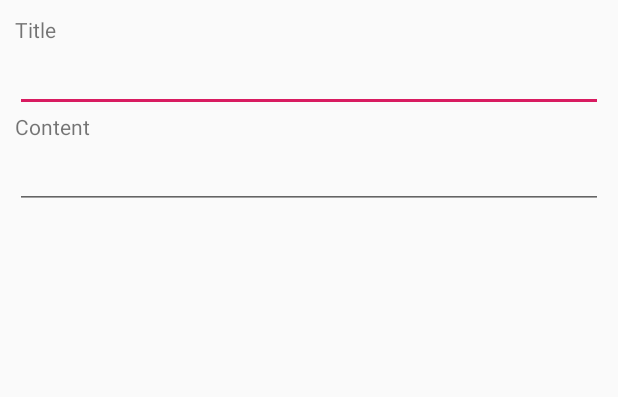
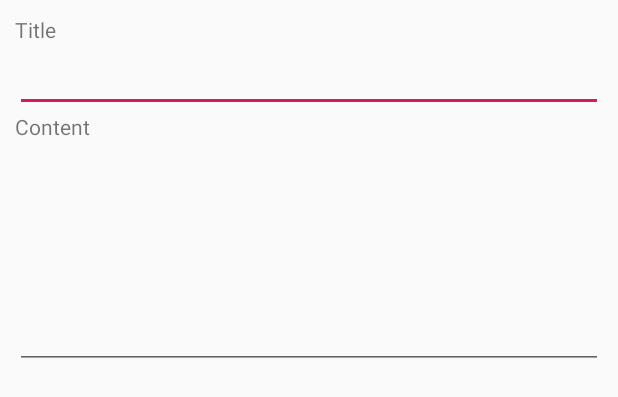
Before and after one commit to Ludvins/KotlinTodoApp, an Android app: the layout note_dialog.xml on its own in the app's theme, with its tools: preview values and no code run, on a phone screen of 412 x 824 dp. Shown: the top 397 px of the screen. Run offline under Robolectric (Android 15) with nearby library versions, the phone set to English and light mode, and no system bars.

Commit message:
Changed ArrayAdapter to a custom one (NoteAdapter). Note's content is now visible from the main activity.

```diff
--- a/app/src/main/java/com/example/kotlintodo/MainActivity.kt
+++ b/app/src/main/java/com/example/kotlintodo/MainActivity.kt
@@ -11,11 +11,10 @@ import kotlinx.android.synthetic.main.content_main.*
 import android.content.ContentValues
 
 
-
 class MainActivity : AppCompatActivity(){
 
     private val notesList = mutableListOf<Note>()
-    private var listAdapter: ArrayAdapter<Note>? = null
+    private var listAdapter: NoteAdapter? = null
 
     override fun onCreate(savedInstanceState: Bundle?) {
         super.onCreate(savedInstanceState)
@@ -23,7 +22,7 @@ class MainActivity : AppCompatActivity(){
         setSupportActionBar(toolbar)
 
         val mainList = list_view
-        listAdapter = ArrayAdapter(this, android.R.layout.simple_list_item_1, notesList)
+        listAdapter = NoteAdapter(this, notesList)
         mainList.adapter = listAdapter
 
         mainList.onItemClickListener = AdapterView.OnItemClickListener { _, _, position, _ ->
@@ -60,7 +59,7 @@ class MainActivity : AppCompatActivity(){
     private fun showNewNoteDialog() {
         val dialogBuilder = AlertDialog.Builder(this)
         val inflater = this.layoutInflater
-        val dialogView = inflater.inflate(R.layout.custom_dialog, null)
+        val dialogView = inflater.inflate(R.layout.note_dialog, null)
         dialogBuilder.setView(dialogView)
 
         val noteTitle = dialogView.findViewById<EditText>(R.id.title)
@@ -97,7 +96,7 @@ class MainActivity : AppCompatActivity(){
     private fun showEditNoteDialog(note: Note) {
         val dialogBuilder = AlertDialog.Builder(this)
         val inflater = this.layoutInflater
-        val dialogView = inflater.inflate(R.layout.custom_dialog, null)
+        val dialogView = inflater.inflate(R.layout.note_dialog, null)
         dialogBuilder.setView(dialogView)
 
         val noteTitle = dialogView.findViewById<EditText>(R.id.title)
--- a/app/src/main/java/com/example/kotlintodo/Note.kt
+++ b/app/src/main/java/com/example/kotlintodo/Note.kt
@@ -31,6 +31,6 @@ class Note {
     }
 
     override fun toString(): String {
-        return "$title"
+        return "$title\n$content"
     }
 }
--- a/app/src/main/res/layout/custom_dialog.xml
+++ b/app/src/main/res/layout/note_dialog.xml
@@ -14,15 +14,19 @@
             android:id="@+id/title"
             android:layout_width="match_parent"
             android:layout_height="wrap_content"
-            android:inputType="text" />
+            android:inputType="text"
+    />
     <TextView
             android:text="Content"
             android:layout_width="match_parent"
             android:layout_height="wrap_content" android:id="@+id/ContentTextView"/>
     <EditText
             android:id="@+id/content"
+            android:lines="6"
+            android:gravity="top"
             android:layout_width="match_parent"
             android:layout_height="wrap_content"
-            android:inputType="textMultiLine|text"/>
+            android:inputType="textMultiLine|text"
+    />
 
 </LinearLayout>
```
Also changed, not shown: app/src/main/java/com/example/kotlintodo/NoteAdapter.kt (added, +39 -0 lines), app/src/main/res/layout/list_item_note.xml (added, +21 -0 lines).
